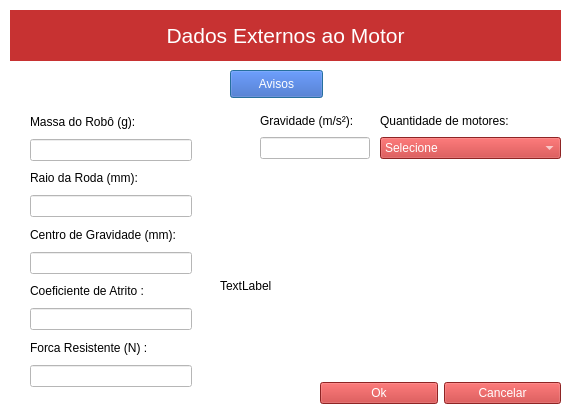
Above: RinoMotoresV3/dadosrobo.ui from RPerobeli/RinoMotores before the change. Below: the same form after it.
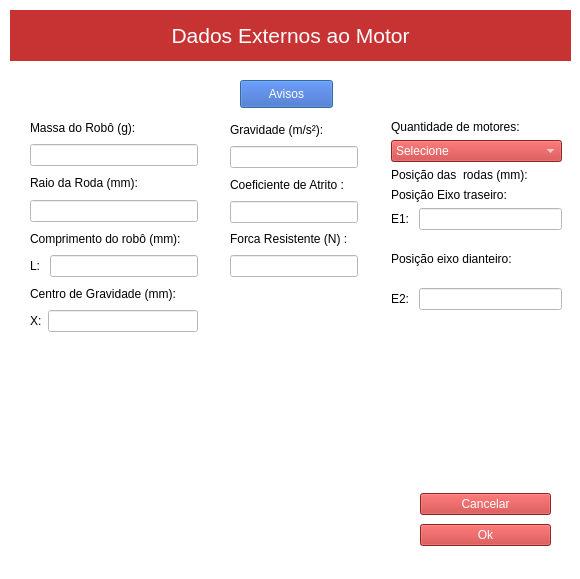
That is the form after the change. Icons and pictures are not drawn.

The edit to the form file:
```diff
--- a/RinoMotoresV3/dadosrobo.ui
+++ b/RinoMotoresV3/dadosrobo.ui
@@ -6,8 +6,8 @@
    <rect>
     <x>0</x>
     <y>0</y>
-    <width>575</width>
-    <height>414</height>
+    <width>580</width>
+    <height>579</height>
    </rect>
   </property>
   <property name="windowTitle">
@@ -16,25 +16,12 @@
   <property name="styleSheet">
    <string notr="true">background-color:#fff</string>
   </property>
-  <widget class="QLabel" name="label_ImagemCG">
-   <property name="geometry">
-    <rect>
-     <x>220</x>
-     <y>200</y>
-     <width>331</width>
-     <height>171</height>
-    </rect>
-   </property>
-   <property name="text">
-    <string>TextLabel</string>
-   </property>
-  </widget>
   <widget class="QLabel" name="label_titulo">
    <property name="geometry">
     <rect>
      <x>10</x>
      <y>10</y>
-     <width>551</width>
+     <width>561</width>
      <height>51</height>
     </rect>
    </property>
@@ -57,8 +44,8 @@
   <widget class="QPushButton" name="Btn_Avisos">
    <property name="geometry">
     <rect>
-     <x>230</x>
-     <y>70</y>
+     <x>240</x>
+     <y>80</y>
      <width>93</width>
      <height>28</height>
     </rect>
@@ -71,101 +58,264 @@
     <string>Avisos</string>
    </property>
   </widget>
+  <widget class="QLabel" name="Imagem">
+   <property name="geometry">
+    <rect>
+     <x>31</x>
+     <y>350</y>
+     <width>351</width>
+     <height>211</height>
+    </rect>
+   </property>
+   <property name="text">
+    <string/>
+   </property>
+   <property name="pixmap">
+    <pixmap>img_CG.png</pixmap>
+   </property>
+   <property name="scaledContents">
+    <bool>true</bool>
+   </property>
+  </widget>
   <widget class="QWidget" name="">
    <property name="geometry">
     <rect>
-     <x>380</x>
-     <y>110</y>
-     <width>181</width>
-     <height>49</height>
+     <x>30</x>
+     <y>117</y>
+     <width>168</width>
+     <height>215</height>
     </rect>
    </property>
-   <layout class="QVBoxLayout" name="verticalLayout">
+   <layout class="QVBoxLayout" name="verticalLayout_3">
     <item>
-     <widget class="QLabel" name="label_2">
+     <widget class="QLabel" name="label_Massa">
       <property name="text">
-       <string>Quantidade de motores:</string>
+       <string>Massa do Robô (g):</string>
       </property>
      </widget>
     </item>
     <item>
-     <widget class="QComboBox" name="comboBox_Pesquisa">
-      <property name="styleSheet">
-       <string notr="true">background-color:#c73232;
-color:#fff;</string>
+     <widget class="QLineEdit" name="Edit_Massa"/>
+    </item>
+    <item>
+     <widget class="QLabel" name="label_raio">
+      <property name="text">
+       <string>Raio da Roda (mm):</string>
       </property>
+     </widget>
+    </item>
+    <item>
+     <widget class="QLineEdit" name="Edit_Raio"/>
+    </item>
+    <item>
+     <widget class="QLabel" name="label_comprimento">
+      <property name="text">
+       <string>Comprimento do robô (mm):</string>
+      </property>
+     </widget>
+    </item>
+    <item>
+     <layout class="QHBoxLayout" name="horizontalLayout_3">
       <item>
-       <property name="text">
-        <string>Selecione</string>
-       </property>
+       <widget class="QLabel" name="label_L">
+        <property name="text">
+         <string>L: </string>
+        </property>
+       </widget>
       </item>
       <item>
-       <property name="text">
-        <string>1 motor para 2 rodas</string>
-       </property>
+       <widget class="QLineEdit" name="Edit_Comprimento"/>
       </item>
+     </layout>
+    </item>
+    <item>
+     <widget class="QLabel" name="label_Cg">
+      <property name="text">
+       <string>Centro de Gravidade (mm):</string>
+      </property>
+     </widget>
+    </item>
+    <item>
+     <layout class="QHBoxLayout" name="horizontalLayout">
       <item>
-       <property name="text">
-        <string>2 motores para 2 rodas</string>
-       </property>
+       <widget class="QLabel" name="label_X">
+        <property name="text">
+         <string>X:</string>
+        </property>
+       </widget>
       </item>
       <item>
-       <property name="text">
-        <string>2 motores para 4 rodas</string>
-       </property>
+       <widget class="QLineEdit" name="Edit_Cg"/>
       </item>
-      <item>
-       <property name="text">
-        <string>4 motores para 4 rodas</string>
-       </property>
-      </item>
-     </widget>
+     </layout>
     </item>
    </layout>
   </widget>
   <widget class="QWidget" name="">
    <property name="geometry">
     <rect>
-     <x>260</x>
-     <y>110</y>
-     <width>110</width>
-     <height>49</height>
+     <x>230</x>
+     <y>120</y>
+     <width>128</width>
+     <height>157</height>
     </rect>
    </property>
-   <layout class="QVBoxLayout" name="verticalLayout_2">
+   <layout class="QVBoxLayout" name="verticalLayout_4">
     <item>
-     <widget class="QLabel" name="label">
+     <widget class="QLabel" name="label_Gravidade">
       <property name="text">
        <string>Gravidade (m/s²):</string>
       </property>
      </widget>
     </item>
     <item>
-     <widget class="QLineEdit" name="lineEdit_6"/>
+     <widget class="QLineEdit" name="Edit_Gravidade"/>
+    </item>
+    <item>
+     <widget class="QLabel" name="label_coefAtrito">
+      <property name="text">
+       <string>Coeficiente de Atrito :</string>
+      </property>
+     </widget>
+    </item>
+    <item>
+     <widget class="QLineEdit" name="Edit_CoefAtrito"/>
+    </item>
+    <item>
+     <widget class="QLabel" name="label_Forca">
+      <property name="text">
+       <string>Forca Resistente (N) :</string>
+      </property>
+     </widget>
+    </item>
+    <item>
+     <widget class="QLineEdit" name="Edit_Forca"/>
     </item>
    </layout>
   </widget>
   <widget class="QWidget" name="">
    <property name="geometry">
     <rect>
-     <x>320</x>
-     <y>380</y>
-     <width>241</width>
-     <height>27</height>
+     <x>391</x>
+     <y>120</y>
+     <width>171</width>
+     <height>190</height>
     </rect>
    </property>
-   <layout class="QHBoxLayout" name="horizontalLayout_2">
+   <layout class="QVBoxLayout" name="verticalLayout_6">
     <item>
-     <widget class="QPushButton" name="BtnOK">
-      <property name="styleSheet">
-       <string notr="true">background-color:#c73232;
+     <layout class="QVBoxLayout" name="verticalLayout_5">
+      <item>
+       <widget class="QLabel" name="label_QtdMotores">
+        <property name="text">
+         <string>Quantidade de motores:</string>
+        </property>
+       </widget>
+      </item>
+      <item>
+       <widget class="QComboBox" name="comboBox_QtdMotores">
+        <property name="styleSheet">
+         <string notr="true">background-color:#c73232;
 color:#fff;</string>
-      </property>
-      <property name="text">
-       <string>Ok</string>
-      </property>
-     </widget>
+        </property>
+        <item>
+         <property name="text">
+          <string>Selecione</string>
+         </property>
+        </item>
+        <item>
+         <property name="text">
+          <string>1 motor para 2 rodas</string>
+         </property>
+        </item>
+        <item>
+         <property name="text">
+          <string>2 motores para 2 rodas</string>
+         </property>
+        </item>
+        <item>
+         <property name="text">
+          <string>2 motores para 4 rodas</string>
+         </property>
+        </item>
+        <item>
+         <property name="text">
+          <string>4 motores para 4 rodas</string>
+         </property>
+        </item>
+       </widget>
+      </item>
+      <item>
+       <widget class="QLabel" name="label_Aux1">
+        <property name="text">
+         <string>Posição das  rodas (mm):</string>
+        </property>
+       </widget>
+      </item>
+      <item>
+       <layout class="QVBoxLayout" name="verticalLayout">
+        <item>
+         <widget class="QLabel" name="label_PosicaoEixo1">
+          <property name="text">
+           <string>Posição Eixo traseiro:</string>
+          </property>
+         </widget>
+        </item>
+        <item>
+         <layout class="QHBoxLayout" name="horizontalLayout_5">
+          <item>
+           <widget class="QLabel" name="label_E1">
+            <property name="text">
+             <string>E1: </string>
+            </property>
+           </widget>
+          </item>
+          <item>
+           <widget class="QLineEdit" name="Edit_PosicaoEixo1"/>
+          </item>
+         </layout>
+        </item>
+       </layout>
+      </item>
+     </layout>
     </item>
+    <item>
+     <layout class="QVBoxLayout" name="verticalLayout_2">
+      <item>
+       <widget class="QLabel" name="label_PosicaoEixo2">
+        <property name="text">
+         <string>Posição eixo dianteiro:</string>
+        </property>
+       </widget>
+      </item>
+      <item>
+       <layout class="QHBoxLayout" name="horizontalLayout_4">
+        <item>
+         <widget class="QLabel" name="label_E2">
+          <property name="text">
+           <string>E2: </string>
+          </property>
+         </widget>
+        </item>
+        <item>
+         <widget class="QLineEdit" name="Edit_PosicaoEixo2"/>
+        </item>
+       </layout>
+      </item>
+     </layout>
+    </item>
+   </layout>
+  </widget>
+  <widget class="QWidget" name="">
+   <property name="geometry">
+    <rect>
+     <x>420</x>
+     <y>490</y>
+     <width>131</width>
+     <height>59</height>
+    </rect>
+   </property>
+   <layout class="QVBoxLayout" name="verticalLayout_7">
     <item>
      <widget class="QPushButton" name="Btn_Cancel">
       <property name="styleSheet">
@@ -177,91 +327,16 @@
       </property>
      </widget>
     </item>
-   </layout>
-  </widget>
-  <widget class="QWidget" name="">
-   <property name="geometry">
-    <rect>
-     <x>30</x>
-     <y>110</y>
-     <width>162</width>
-     <height>277</height>
-    </rect>
-   </property>
-   <layout class="QVBoxLayout" name="verticalLayout_8">
     <item>
-     <layout class="QVBoxLayout" name="verticalLayout_3">
-      <item>
-       <widget class="QLabel" name="label_Massa">
-        <property name="text">
-         <string>Massa do Robô (g):</string>
-        </property>
-       </widget>
-      </item>
-      <item>
-       <widget class="QLineEdit" name="Edit_Massa"/>
-      </item>
-     </layout>
-    </item>
-    <item>
-     <layout class="QVBoxLayout" name="verticalLayout_4">
-      <item>
-       <widget class="QLabel" name="label_raio">
-        <property name="text">
-         <string>Raio da Roda (mm):</string>
-        </property>
-       </widget>
-      </item>
-      <item>
-       <widget class="QLineEdit" name="Edit_Raio"/>
-      </item>
-     </layout>
-    </item>
-    <item>
-     <layout class="QVBoxLayout" name="verticalLayout_7">
-      <item>
-       <widget class="QLabel" name="label_Cg">
-        <property name="text">
-         <string>Centro de Gravidade (mm):</string>
-        </property>
-       </widget>
-      </item>
-      <item>
-       <layout class="QHBoxLayout" name="horizontalLayout">
-        <item>
-         <widget class="QLineEdit" name="Edit_Cg"/>
-        </item>
-       </layout>
-      </item>
-     </layout>
-    </item>
-    <item>
-     <layout class="QVBoxLayout" name="verticalLayout_5">
-      <item>
-       <widget class="QLabel" name="label_coefAtrito">
-        <property name="text">
-         <string>Coeficiente de Atrito :</string>
-        </property>
-       </widget>
-      </item>
-      <item>
-       <widget class="QLineEdit" name="Edit_CoefAtrito"/>
-      </item>
-     </layout>
-    </item>
-    <item>
-     <layout class="QVBoxLayout" name="verticalLayout_6">
-      <item>
-       <widget class="QLabel" name="label_Forca">
-        <property name="text">
-         <string>Forca Resistente (N) :</string>
-        </property>
-       </widget>
-      </item>
-      <item>
-       <widget class="QLineEdit" name="Edit_Forca"/>
-      </item>
-     </layout>
+     <widget class="QPushButton" name="BtnOK">
+      <property name="styleSheet">
+       <string notr="true">background-color:#c73232;
+color:#fff;</string>
+      </property>
+      <property name="text">
+       <string>Ok</string>
+      </property>
+     </widget>
     </item>
    </layout>
   </widget>
```
